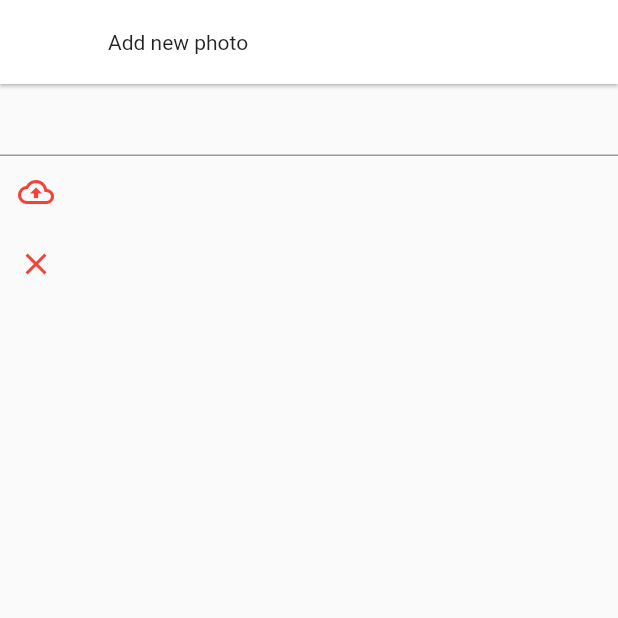
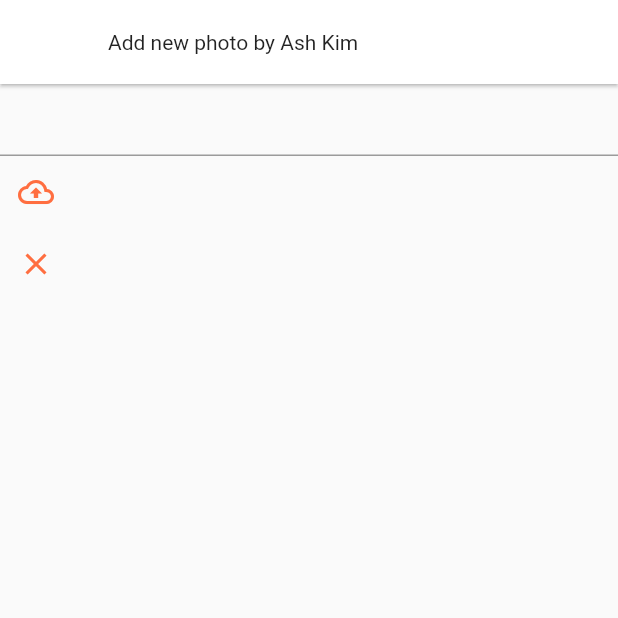
Before and after one commit to asherk9/noad_stagram, a Flutter app: the screen it shows after launch, after a tap on the "add box" icon, on a phone screen of 412 x 824 dp, the top half of it. Run offline on Flutter 3.47's test engine with Material 2 defaults, Android fonts, the phone set to English and light mode, and no system bars; our stand-ins replace image_picker, shared_preferences; network calls fail.

Commit message:
32 provider=State 전역변수 읽고 쓰기

```diff
--- a/lib/main.dart
+++ b/lib/main.dart
@@ -3,16 +3,22 @@ import 'package:http/http.dart' as http;
 import 'dart:convert';
 import 'package:image_picker/image_picker.dart';
 import 'dart:io';
+import 'package:shared_preferences/shared_preferences.dart';
+import 'package:provider/provider.dart';
 
 import './style.dart' as main_style;
 import './upload.dart' as upload_page;
 import './items.dart' as loop_items;
+import './storeMain.dart' as sm;
 
 void main() {
   runApp(
-      MaterialApp(
-        home : MyStful(),
-        theme: main_style.myTheme,
+      ChangeNotifierProvider(
+        create: (c) => sm.StateStore(),
+        child: MaterialApp(
+          home : MyStful(),
+          theme: main_style.myTheme,
+        ),
       )
   );
 }
@@ -25,7 +31,7 @@ class MyStful extends StatefulWidget {
 
 class _MyStfulState extends State<MyStful> {
   int _selectedPageIndex = 0;
-  PageController pgController = PageController();
+  // PageController pgController = PageController();
   List jsonResult = [];
   bool showFlag = true;
   var newImage;
@@ -35,6 +41,7 @@ class _MyStfulState extends State<MyStful> {
     super.initState();
     print('app load');
     getData();
+    saveDataPreference();
   }
 
   setNewUpload(con) {
@@ -50,6 +57,20 @@ class _MyStfulState extends State<MyStful> {
     setState(() {
       jsonResult.insert(0, _newData);
     });
+  }
+
+  saveDataPreference() async {
+    // 이미지 캐싱은 cached_network_image: ^3.2.0
+    var storage = await SharedPreferences.getInstance();
+    storage.setString('name', 'Ash'); // 환경은 맵 스타일 key-value
+    print(storage.getString('name'));
+    storage.remove('name');
+
+    Map vo = {'name':'ash', 'age':20};
+    storage.setString('vo', jsonEncode(vo));
+    String strVo = storage.getString('vo') ?? 'null';
+    print(jsonDecode( strVo )['age']);
+
   }
 
   getData() async {
--- /dev/null
+++ b/lib/storeMain.dart
@@ -0,0 +1,23 @@
+import 'package:flutter/material.dart';
+
+class StateStore extends ChangeNotifier {
+  String myName = 'Ash Kim';
+  int ifollower = 0;
+  bool followed = false;
+
+  setMyName(_s) {
+    myName = _s;
+    notifyListeners();
+  }
+
+  setFollower() {
+    if(followed) {
+      ifollower--;
+      followed = false;
+    } else {
+      ifollower++;
+      followed = true;
+    }
+    notifyListeners();
+  }
+}
--- a/lib/style.dart
+++ b/lib/style.dart
@@ -2,7 +2,7 @@ import 'package:flutter/material.dart';
 
 var myTheme = ThemeData(
   iconTheme: IconThemeData(
-    color: Colors.red,
+    color: Colors.deepOrangeAccent,
   ),
   appBarTheme: AppBarTheme(
     color: Colors.white,
@@ -11,8 +11,8 @@ var myTheme = ThemeData(
     actionsIconTheme: IconThemeData(color: Colors.black87),
   ),
   textTheme: TextTheme(
-    bodyText2: TextStyle(color:Colors.deepOrange),
-    bodyText1: TextStyle(color:Colors.deepPurple),
+    bodyText2: TextStyle(color:Colors.black87),
+    bodyText1: TextStyle(color:Colors.black38),
   ),
   textButtonTheme: TextButtonThemeData(
     style: TextButton.styleFrom(
--- a/lib/upload.dart
+++ b/lib/upload.dart
@@ -1,4 +1,7 @@
 import 'package:flutter/material.dart';
+import 'package:provider/provider.dart';
+
+import './storeMain.dart' as sm;
 
 class UploadPage extends StatelessWidget {
   UploadPage({Key? key, this.setNewUpload, this.newImage}) : super(key: key);
@@ -12,7 +15,7 @@ class UploadPage extends StatelessWidget {
     return Scaffold(
       resizeToAvoidBottomInset: false, // 키보드에 안가려지게
       appBar: AppBar(
-        title: Text('Add new photo'),
+        title: Text('Add new photo by ' + context.watch<sm.StateStore>().myName),
       ),
       body: Column(
         crossAxisAlignment: CrossAxisAlignment.start,
--- a/pubspec.yaml
+++ b/pubspec.yaml
@@ -31,6 +31,8 @@ dependencies:
     sdk: flutter
   http: ^0.13.4
   image_picker: ^0.8.4+4
+  shared_preferences: ^2.0.11
+  provider: ^6.0.1
 
 
   # The following adds the Cupertino Icons font to your application.
```
Also changed, not shown: lib/items.dart (+16 -2 lines), lib/profile.dart (added, +29 -0 lines).
